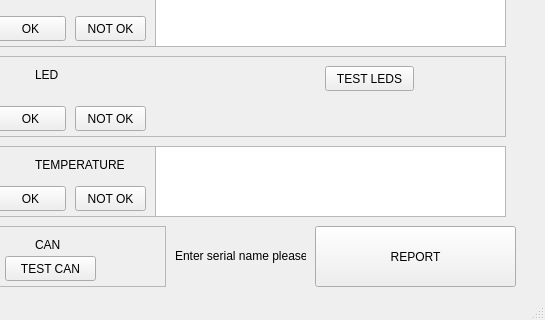
Above: mainwindow.ui from JakobGerjolj/SideMountTestGUI before the change; both pictures show x 735 to 1280 and y 453 to 773 of the 1280 by 773 pixel window. Below: the same form after it.
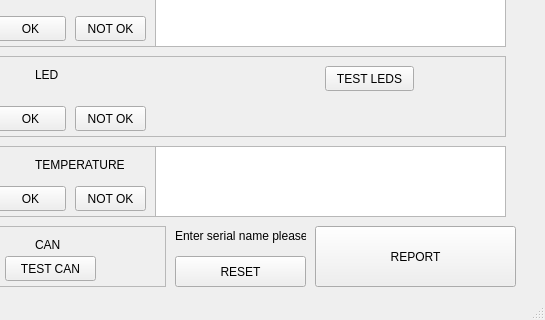
That is the form after the change.

The edit to the form file:
```diff
--- a/mainwindow.ui
+++ b/mainwindow.ui
@@ -1337,7 +1337,7 @@
     <property name="geometry">
      <rect>
       <x>910</x>
-      <y>680</y>
+      <y>660</y>
       <width>131</width>
       <height>20</height>
      </rect>
@@ -1346,6 +1346,19 @@
      <string>Enter serial name please!</string>
     </property>
    </widget>
+   <widget class="QPushButton" name="pushButton_4">
+    <property name="geometry">
+     <rect>
+      <x>910</x>
+      <y>690</y>
+      <width>131</width>
+      <height>31</height>
+     </rect>
+    </property>
+    <property name="text">
+     <string>RESET</string>
+    </property>
+   </widget>
   </widget>
   <widget class="QMenuBar" name="menubar">
    <property name="geometry">
```
